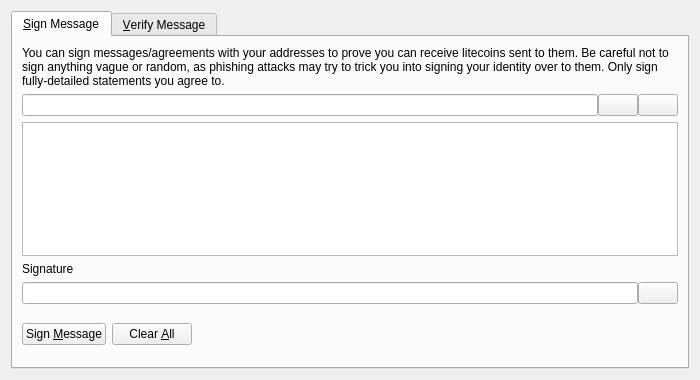
Qt form src/qt/forms/signverifymessagedialog.ui (UbiState/ubicoin) before a commit.
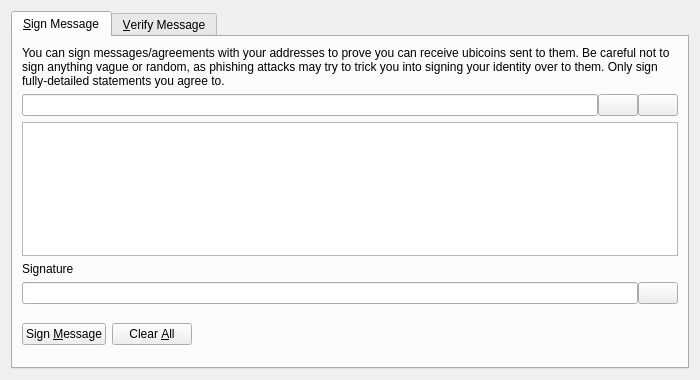
The same form after that commit. Icons and pictures are not drawn. Custom widgets are drawn as their Qt base class.

```diff
--- a/src/qt/forms/signverifymessagedialog.ui
+++ b/src/qt/forms/signverifymessagedialog.ui
@@ -30,7 +30,7 @@
        <item>
         <widget class="QLabel" name="infoLabel_SM">
          <property name="text">
-          <string>You can sign messages/agreements with your addresses to prove you can receive litecoins sent to them. Be careful not to sign anything vague or random, as phishing attacks may try to trick you into signing your identity over to them. Only sign fully-detailed statements you agree to.</string>
+          <string>You can sign messages/agreements with your addresses to prove you can receive ubicoins sent to them. Be careful not to sign anything vague or random, as phishing attacks may try to trick you into signing your identity over to them. Only sign fully-detailed statements you agree to.</string>
          </property>
          <property name="textFormat">
           <enum>Qt::PlainText</enum>
```
